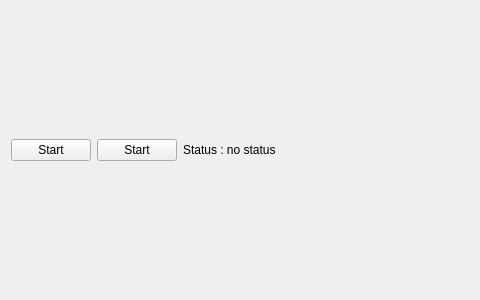
Qt form steno/src/view/gui/top_bar.ui (introlab/rendezvous) before a commit; both pictures show x 0 to 480 and y 0 to 300 of the 860 by 300 pixel window.
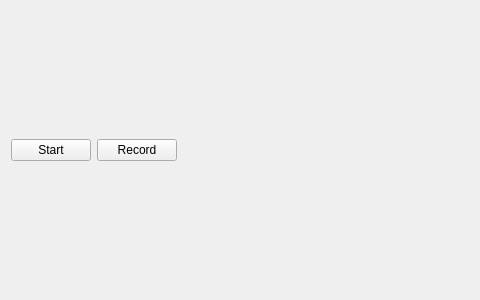
The same form after that commit.

The edit to the form file:
```diff
--- a/steno/src/view/gui/top_bar.ui
+++ b/steno/src/view/gui/top_bar.ui
@@ -42,7 +42,7 @@
       </sizepolicy>
      </property>
      <property name="text">
-      <string>Start</string>
+      <string>Record</string>
      </property>
     </widget>
    </item>
@@ -55,7 +55,7 @@
       </sizepolicy>
      </property>
      <property name="text">
-      <string>Status : no status</string>
+      <string/>
      </property>
     </widget>
    </item>
```
